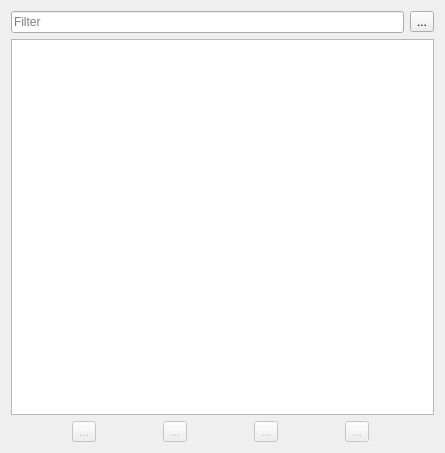
Before: the Qt Designer form src/app/valentina/dialogs/vwidgetdependencies.ui in dismine/valentina, drawn with Qt 5.
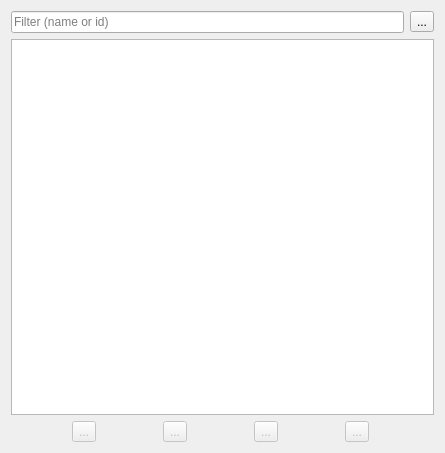
After: the same form once the commit is applied. Icons and pictures are not drawn.

Commit message:
Allow searching the dependency tree by object id
Users see warnings like "id 77" / "id 58" for duplicate-name objects
but could previously only filter the tree by display name.

Branch: develop

Patch:
```diff
--- a/src/app/valentina/dialogs/vwidgetdependencies.ui
+++ b/src/app/valentina/dialogs/vwidgetdependencies.ui
@@ -19,7 +19,7 @@
      <item>
       <widget class="QLineEdit" name="lineEditFilter">
        <property name="placeholderText">
-        <string>Filter</string>
+        <string>Filter (name or id)</string>
        </property>
        <property name="clearButtonEnabled">
         <bool>true</bool>
```
The commit also changes 1 other file.
